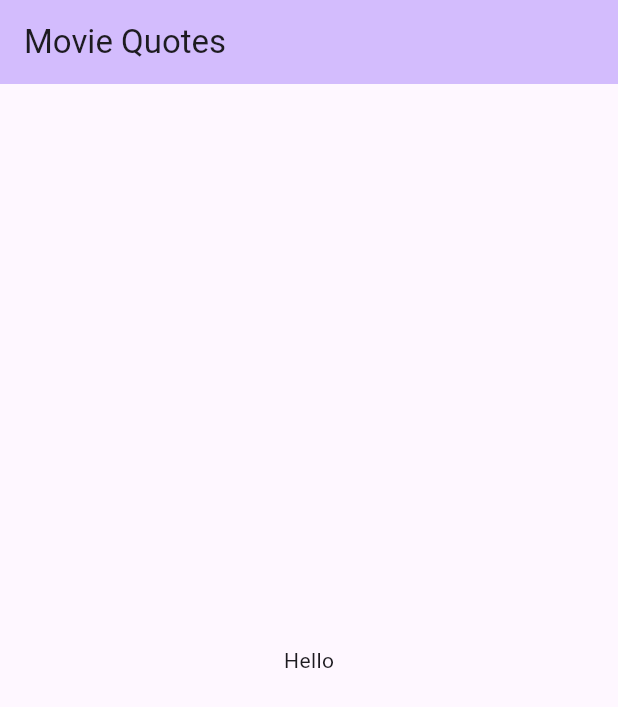
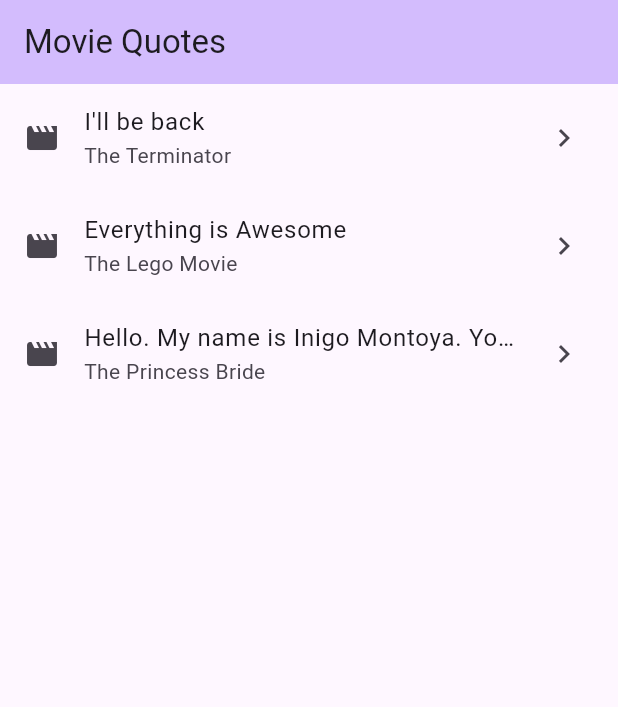
Before and after one commit to CSSE480-Fisher-Fall-2023-2024/MovieQuote, a Flutter app: the screen it shows after launch, on a phone screen of 412 x 824 dp. Shown: the top 707 px of the screen. Run offline on Flutter 3.47's test engine with Material 2 defaults, Android fonts, the phone set to English and light mode, and no system bars.

Commit message:
Display of MovieQuotes

```diff
--- /dev/null
+++ b/movie_quotes/lib/components/movie_quote_row.dart
@@ -0,0 +1,30 @@
+import 'package:flutter/material.dart';
+import 'package:movie_quotes/model/movie_quote.dart';
+
+class MovieQuoteRow extends StatelessWidget {
+  final MovieQuote movieQuote;
+  final void Function() onTapCallback;
+
+  const MovieQuoteRow({
+    super.key,
+    required this.movieQuote,
+    required this.onTapCallback,
+  });
+
+  @override
+  Widget build(BuildContext context) {
+    return ListTile(
+      onTap: onTapCallback,
+      leading: const Icon(Icons.movie),
+      title: Text(
+        movieQuote.quote,
+        overflow: TextOverflow.ellipsis,
+      ),
+      subtitle: Text(
+        movieQuote.movie,
+        overflow: TextOverflow.ellipsis,
+      ),
+      trailing: const Icon(Icons.chevron_right),
+    );
+  }
+}
--- /dev/null
+++ b/movie_quotes/lib/model/movie_quote.dart
@@ -0,0 +1,14 @@
+class MovieQuote {
+  String quote;
+  String movie;
+
+  MovieQuote({
+    required this.quote,
+    required this.movie,
+  });
+
+  @override
+  String toString() {
+    return "Quote: $quote  Movie: $movie";
+  }
+}
--- a/movie_quotes/lib/pages/movie_quotes_list_page.dart
+++ b/movie_quotes/lib/pages/movie_quotes_list_page.dart
@@ -1,4 +1,6 @@
 import 'package:flutter/material.dart';
+import 'package:movie_quotes/components/movie_quote_row.dart';
+import 'package:movie_quotes/model/movie_quote.dart';
 
 class MovieQuotesListPage extends StatefulWidget {
   const MovieQuotesListPage({super.key});
@@ -8,15 +10,43 @@ class MovieQuotesListPage extends StatefulWidget {
 }
 
 class _MovieQuotesListPageState extends State<MovieQuotesListPage> {
+  final List<MovieQuote> quotes = []; // No Firebase, local data!
+
+  @override
+  void initState() {
+    quotes.add(MovieQuote(
+      quote: "I'll be back",
+      movie: "The Terminator",
+    ));
+    quotes.add(MovieQuote(
+      quote: "Everything is Awesome",
+      movie: "The Lego Movie",
+    ));
+    quotes.add(MovieQuote(
+      quote:
+          "Hello. My name is Inigo Montoya. You killed my father. Prepare to die.",
+      movie: "The Princess Bride",
+    ));
+    super.initState();
+  }
+
   @override
   Widget build(BuildContext context) {
     return Scaffold(
-        appBar: AppBar(
-          title: const Text("Movie Quotes"),
-          backgroundColor: Theme.of(context).colorScheme.inversePrimary,
-        ),
-        body: Center(
-          child: Text("Hello"),
-        ));
+      appBar: AppBar(
+        title: const Text("Movie Quotes"),
+        backgroundColor: Theme.of(context).colorScheme.inversePrimary,
+      ),
+      body: ListView(
+        children: quotes
+            .map((mq) => MovieQuoteRow(
+                  movieQuote: mq,
+                  onTapCallback: () {
+                    print("Show the detail page for $mq");
+                  },
+                ))
+            .toList(),
+      ),
+    );
   }
 }
```
